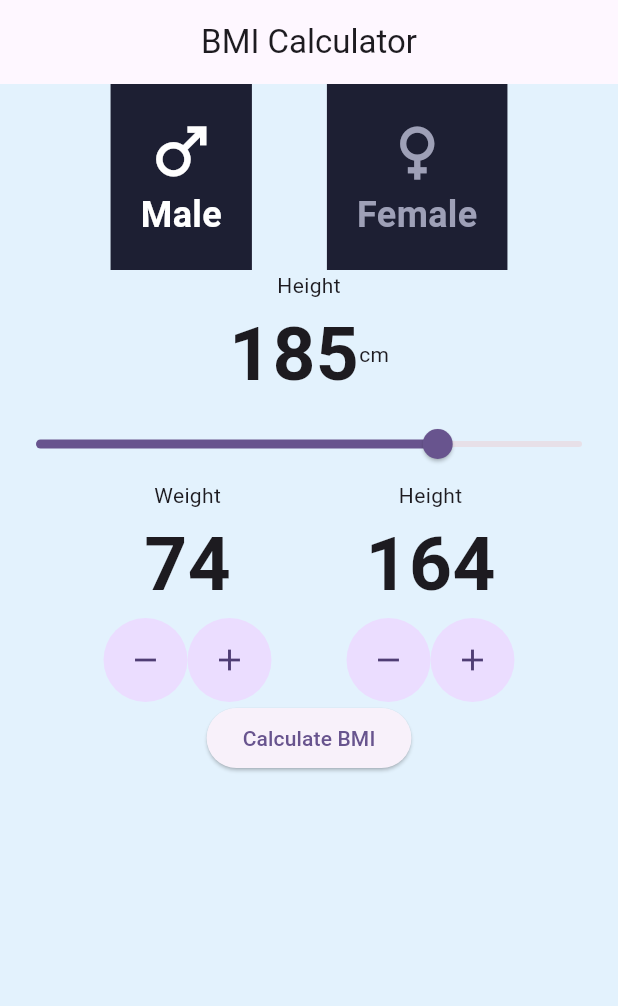
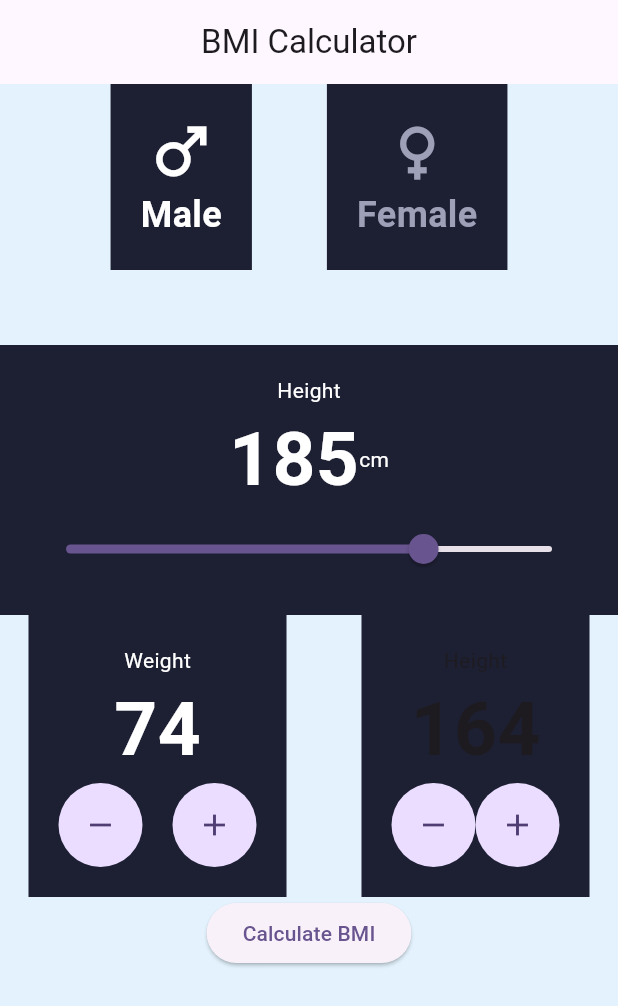
Before and after one commit to Minokainduwara/BMI_calculator, a Flutter app: the screen it shows after launch, on a phone screen of 412 x 824 dp. Shown: the top 1006 px of the screen. Run offline on Flutter 3.47's test engine with Material 3 defaults, Android fonts, the phone set to English and light mode, and no system bars.

Commit message:
ui colors updated

```diff
--- a/lib/bmi_calculator.dart
+++ b/lib/bmi_calculator.dart
@@ -74,18 +74,33 @@ class _BMICalculatorPageState extends State<BMICalculatorPage> {
                   ),
                   ],
               ),
-              Column(
+              SizedBox(height: 50),
+              Container(
+                padding: const EdgeInsets.all(20),
+                color: kTileColor,
+                child: Column(
                   children:[
-                  Text("Height"),
+                    const Text(
+                      "Height",
+                      style: TextStyle(
+                        color: kActiveCardColor,
+                      ),
+                      ),
                     Row(
                       mainAxisAlignment: MainAxisAlignment.center,
                       children: [
                         Text("185", style: TextStyle(
                           fontSize: 50,
                           fontWeight: FontWeight.bold,
+                          color: kActiveCardColor,
                           ),
                           ),
-                      Text("cm"),
+                        Text(
+                          "cm",
+                          style: TextStyle(
+                            color: kActiveCardColor,
+                          )
+                        ),
                       ],
                     ),
                     Slider(
@@ -96,13 +111,23 @@ class _BMICalculatorPageState extends State<BMICalculatorPage> {
                       )
                   ]
                 ),
+              ),
               Row(
                 mainAxisAlignment: MainAxisAlignment.center,
                 children: [
-                  Column(
+                  Container(
+                    color: kTileColor,
+                    padding: const EdgeInsets.all(20),
+                    child: Column(
                       children: [
-                      Text("Weight"),
+                        Text(
+                          "Weight",
+                          style: TextStyle(
+                            color: kActiveCardColor,
+                          ),
+                        ),
                         Text("74",style: TextStyle(
+                          color: kActiveCardColor,
                           fontSize: 50,
                           fontWeight: FontWeight.bold,
                         )
@@ -123,6 +148,8 @@ class _BMICalculatorPageState extends State<BMICalculatorPage> {
                               child: Icon(Icons.remove),
                             ),
 
+                            SizedBox(width: 20),
+
                             FloatingActionButton(
                               elevation: 0,
                               shape: ShapeBorder.lerp(
@@ -137,8 +164,12 @@ class _BMICalculatorPageState extends State<BMICalculatorPage> {
                         ),
                       ],
                     ),
+                  ),
                   SizedBox(width: 50),
-                  Column(
+                  Container(
+                    color: kTileColor,
+                    padding: const EdgeInsets.all(20),
+                    child: Column(
                       children: [
                         Text("Height"),
                         Text("164",style: TextStyle(
@@ -176,6 +207,7 @@ class _BMICalculatorPageState extends State<BMICalculatorPage> {
                         ),
                       ],
                     ),
+                  ),
                 ],
               ),
             ],
```
Lines whose indentation alone changed are shown as unchanged.
